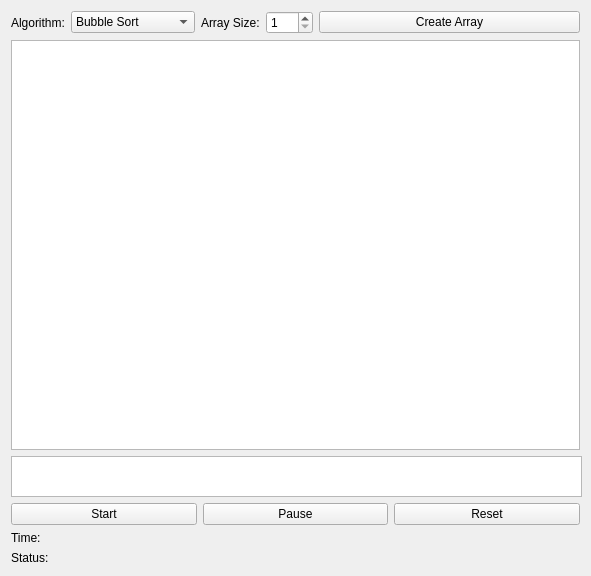
The window that widget.ui (NateJoshuaSmith/Algorithms) describes before a commit, drawn with Qt 5.
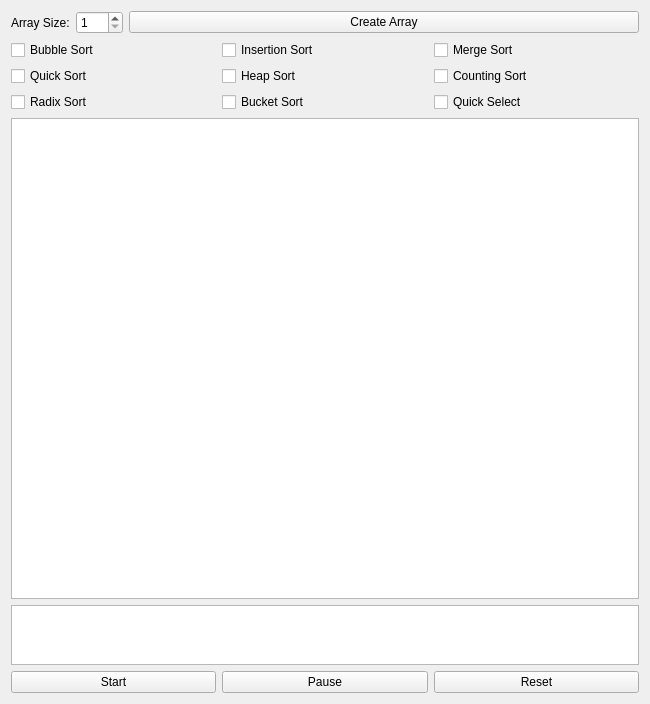
The same window after the commit.

```diff
--- a/widget.ui
+++ b/widget.ui
@@ -6,20 +6,20 @@
    <rect>
     <x>0</x>
     <y>0</y>
-    <width>591</width>
-    <height>576</height>
+    <width>650</width>
+    <height>704</height>
    </rect>
   </property>
   <property name="minimumSize">
    <size>
-    <width>591</width>
-    <height>576</height>
+    <width>650</width>
+    <height>704</height>
    </size>
   </property>
   <property name="maximumSize">
    <size>
-    <width>591</width>
-    <height>16777215</height>
+    <width>650</width>
+    <height>60</height>
    </size>
   </property>
   <property name="windowTitle">
@@ -27,75 +27,7 @@
   </property>
   <layout class="QVBoxLayout" name="verticalLayout">
    <item>
-    <layout class="QHBoxLayout" name="horizontalLayout_2">
-     <item>
-      <widget class="QLabel" name="algorithm_label">
-       <property name="sizePolicy">
-        <sizepolicy hsizetype="Fixed" vsizetype="Preferred">
-         <horstretch>0</horstretch>
-         <verstretch>0</verstretch>
-        </sizepolicy>
-       </property>
-       <property name="text">
-        <string>Algorithm:</string>
-       </property>
-      </widget>
-     </item>
-     <item>
-      <widget class="QComboBox" name="combo_box">
-       <property name="sizePolicy">
-        <sizepolicy hsizetype="Fixed" vsizetype="Fixed">
-         <horstretch>0</horstretch>
-         <verstretch>0</verstretch>
-        </sizepolicy>
-       </property>
-       <item>
-        <property name="text">
-         <string>Bubble Sort</string>
-        </property>
-       </item>
-       <item>
-        <property name="text">
-         <string>Insertion Sort</string>
-        </property>
-       </item>
-       <item>
-        <property name="text">
-         <string>Merge Sort</string>
-        </property>
-       </item>
-       <item>
-        <property name="text">
-         <string>Quick Sort</string>
-        </property>
-       </item>
-       <item>
-        <property name="text">
-         <string>Heap Sort</string>
-        </property>
-       </item>
-       <item>
-        <property name="text">
-         <string>Counting Sort</string>
-        </property>
-       </item>
-       <item>
-        <property name="text">
-         <string>Radix Sort</string>
-        </property>
-       </item>
-       <item>
-        <property name="text">
-         <string>Bucket Sort</string>
-        </property>
-       </item>
-       <item>
-        <property name="text">
-         <string>Quick Select Sort</string>
-        </property>
-       </item>
-      </widget>
-     </item>
+    <layout class="QHBoxLayout" name="horizontalLayout_3">
      <item>
       <widget class="QLabel" name="array_size_label">
        <property name="sizePolicy">
@@ -135,7 +67,89 @@
     </layout>
    </item>
    <item>
-    <widget class="QGraphicsView" name="graph_view"/>
+    <layout class="QHBoxLayout" name="horizontalLayout_2">
+     <item>
+      <widget class="QCheckBox" name="bubble_sort_checkbox">
+       <property name="text">
+        <string>Bubble Sort</string>
+       </property>
+      </widget>
+     </item>
+     <item>
+      <widget class="QCheckBox" name="insertion_sort_checkbox">
+       <property name="text">
+        <string>Insertion Sort</string>
+       </property>
+      </widget>
+     </item>
+     <item>
+      <widget class="QCheckBox" name="merge_sort_checkbox">
+       <property name="text">
+        <string>Merge Sort</string>
+       </property>
+      </widget>
+     </item>
+    </layout>
+   </item>
+   <item>
+    <layout class="QHBoxLayout" name="horizontalLayout_4">
+     <item>
+      <widget class="QCheckBox" name="quick_sort_checkbox">
+       <property name="text">
+        <string>Quick Sort</string>
+       </property>
+      </widget>
+     </item>
+     <item>
+      <widget class="QCheckBox" name="heap_sort_checkbox">
+       <property name="text">
+        <string>Heap Sort</string>
+       </property>
+      </widget>
+     </item>
+     <item>
+      <widget class="QCheckBox" name="counting_sort_checkbox">
+       <property name="text">
+        <string>Counting Sort</string>
+       </property>
+      </widget>
+     </item>
+    </layout>
+   </item>
+   <item>
+    <layout class="QHBoxLayout" name="horizontalLayout_5">
+     <item>
+      <widget class="QCheckBox" name="radix_sort_checkbox">
+       <property name="text">
+        <string>Radix Sort</string>
+       </property>
+      </widget>
+     </item>
+     <item>
+      <widget class="QCheckBox" name="bucket_sort_checkbox">
+       <property name="text">
+        <string>Bucket Sort</string>
+       </property>
+      </widget>
+     </item>
+     <item>
+      <widget class="QCheckBox" name="quick_select_checkbox">
+       <property name="text">
+        <string>Quick Select</string>
+       </property>
+      </widget>
+     </item>
+    </layout>
+   </item>
+   <item>
+    <widget class="QGraphicsView" name="graph_view">
+     <property name="maximumSize">
+      <size>
+       <width>632</width>
+       <height>16777215</height>
+      </size>
+     </property>
+    </widget>
    </item>
    <item>
     <widget class="QTextEdit" name="text_view">
@@ -153,8 +167,8 @@
      </property>
      <property name="maximumSize">
       <size>
-       <width>574</width>
-       <height>41</height>
+       <width>632</width>
+       <height>60</height>
       </size>
      </property>
      <property name="readOnly">
@@ -197,20 +211,6 @@
      </item>
     </layout>
    </item>
-   <item>
-    <widget class="QLabel" name="time_label">
-     <property name="text">
-      <string>Time: </string>
-     </property>
-    </widget>
-   </item>
-   <item>
-    <widget class="QLabel" name="status_label">
-     <property name="text">
-      <string>Status: </string>
-     </property>
-    </widget>
-   </item>
   </layout>
  </widget>
  <resources/>
```
